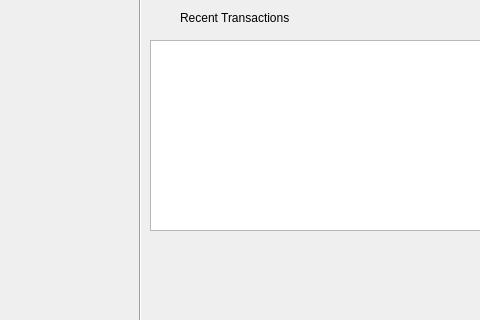
The window that forms/mainwindow.ui (IVAndreev21/YRT) describes before a commit, drawn with Qt 5; both pictures show x 0 to 480 and y 400 to 720 of the 1280 by 720 pixel window.
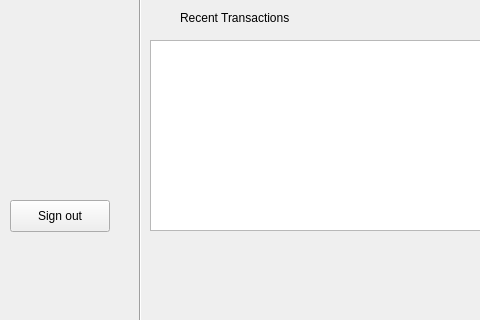
The same window after the commit. Icons and pictures are not drawn.

```diff
--- a/forms/mainwindow.ui
+++ b/forms/mainwindow.ui
@@ -1264,6 +1264,19 @@
     <enum>Qt::Vertical</enum>
    </property>
   </widget>
+  <widget class="QPushButton" name="signOut_PB">
+   <property name="geometry">
+    <rect>
+     <x>10</x>
+     <y>600</y>
+     <width>100</width>
+     <height>32</height>
+    </rect>
+   </property>
+   <property name="text">
+    <string>Sign out</string>
+   </property>
+  </widget>
  </widget>
  <resources/>
  <connections/>
```
